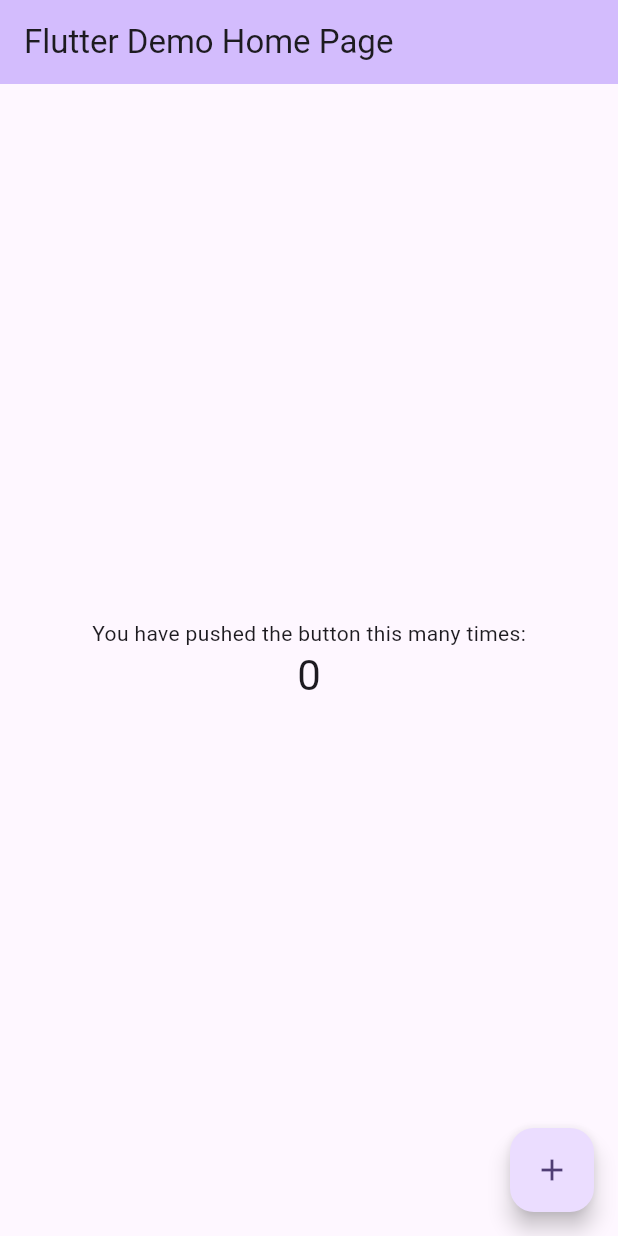
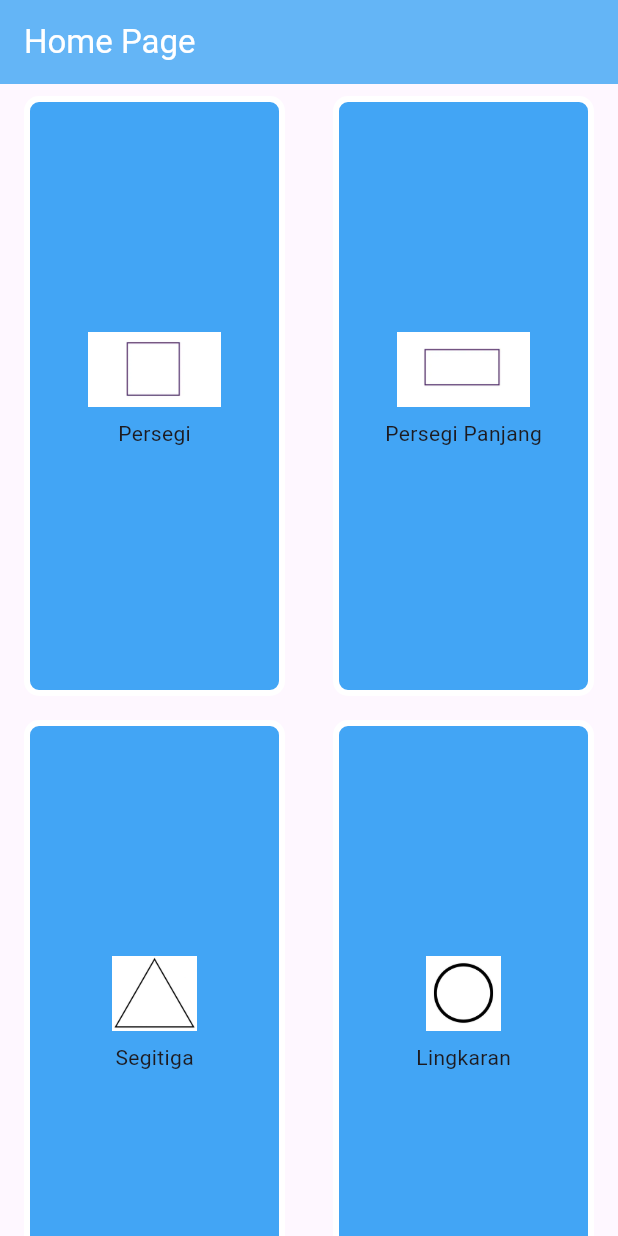
Before and after one commit to nivla4/bangun_datar, a Flutter app: the screen it shows after launch, on a phone screen of 412 x 824 dp. Run offline on Flutter 3.47's test engine with Material 2 defaults, Android fonts, the phone set to English and light mode, and no system bars.

Commit message:
create komponen

```diff
--- a/lib/main.dart
+++ b/lib/main.dart
@@ -1,3 +1,4 @@
+import 'package:bangun_datar/page/home_page.dart';
 import 'package:flutter/material.dart';
 
 void main() {
@@ -31,7 +32,7 @@ class MyApp extends StatelessWidget {
         colorScheme: ColorScheme.fromSeed(seedColor: Colors.deepPurple),
         useMaterial3: true,
       ),
-      home: const MyHomePage(title: 'Flutter Demo Home Page'),
+      home: HomePage(),
     );
   }
 }
--- /dev/null
+++ b/lib/page/home_page.dart
@@ -0,0 +1,76 @@
+import 'package:flutter/material.dart';
+
+class HomePage extends StatelessWidget {
+  const HomePage({Key? key}) : super(key: key);
+
+  @override
+  Widget build(BuildContext context) {
+    return Scaffold(
+      appBar: AppBar(
+        title: Text(
+          "Home Page",
+          style: TextStyle(color: Color(0xFFFFFFFF)),
+        ),
+        backgroundColor: Colors.blue.shade300,
+      ),
+      body: Column(
+        children: [
+          Row(
+            children:[
+             Expanded (child: CustomMenu(title: "Persegi",imageAsset: "assets/persegi.jpg",)),
+    Expanded (child:CustomMenu(title: "Persegi Panjang",imageAsset: "assets/persegi panjang.webp",)),
+          ],
+          ),
+
+    Row(
+    children:[
+    Expanded (child:CustomMenu(title: "Segitiga",imageAsset: "assets/segitiga.jpg",)),
+    Expanded (child:CustomMenu(title: "Lingkaran",imageAsset: "assets/lingkaran.png",)),
+    ],
+    ),
+        ],
+      ),
+    );
+  }
+}
+
+class CustomMenu extends StatelessWidget {
+  const CustomMenu({
+    super.key, required this.imageAsset, required this.title,
+  });
+  final String imageAsset;
+  final String title;
+
+  @override
+  Widget build(BuildContext context) {
+    return Container(
+      width: 200,
+      height: 400,
+      padding: EdgeInsets.symmetric(
+        horizontal: 16, vertical: 8
+      ),
+      margin: EdgeInsets.symmetric(
+        horizontal: 16, vertical: 8
+      ),
+      decoration: BoxDecoration(
+        color: Colors.blue.shade400,
+        border:Border.all(
+          color: const Color(0xFFFFFFFF),
+          width: 4.0,
+          style: BorderStyle.solid),
+          borderRadius: BorderRadius.all(
+          Radius.circular(10),
+    ),
+      ),
+      child: Column(
+        mainAxisAlignment: MainAxisAlignment.center,
+        children: [
+          Image.asset(imageAsset, height: 50,),
+          Padding(
+            padding: const EdgeInsets.all(8.0),
+            child: Text(title),
+          ),
+        ],
+      ));
+  }
+}
--- a/pubspec.yaml
+++ b/pubspec.yaml
@@ -59,7 +59,8 @@ flutter:
   uses-material-design: true
 
   # To add assets to your application, add an assets section, like this:
-  # assets:
+  assets:
+    - assets/
   #   - images/a_dot_burr.jpeg
   #   - images/a_dot_ham.jpeg
 
```
Also changed, not shown: assets/lingkaran.png (added), assets/persegi panjang.webp (added), assets/persegi.jpg (added), assets/segitiga.jpg (added).
